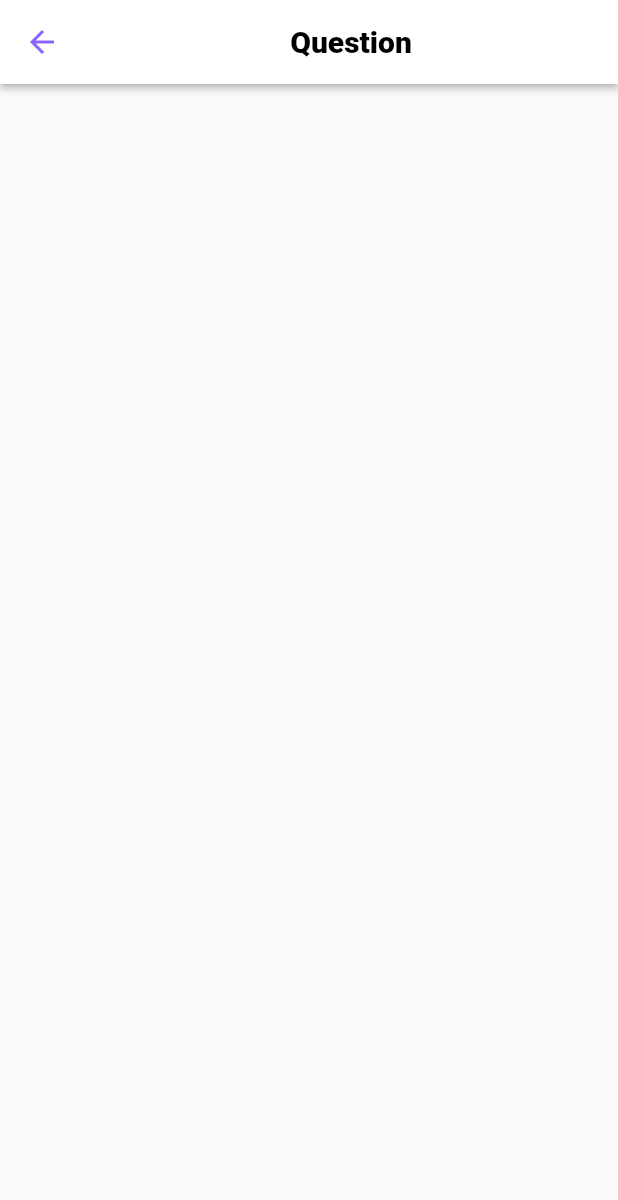
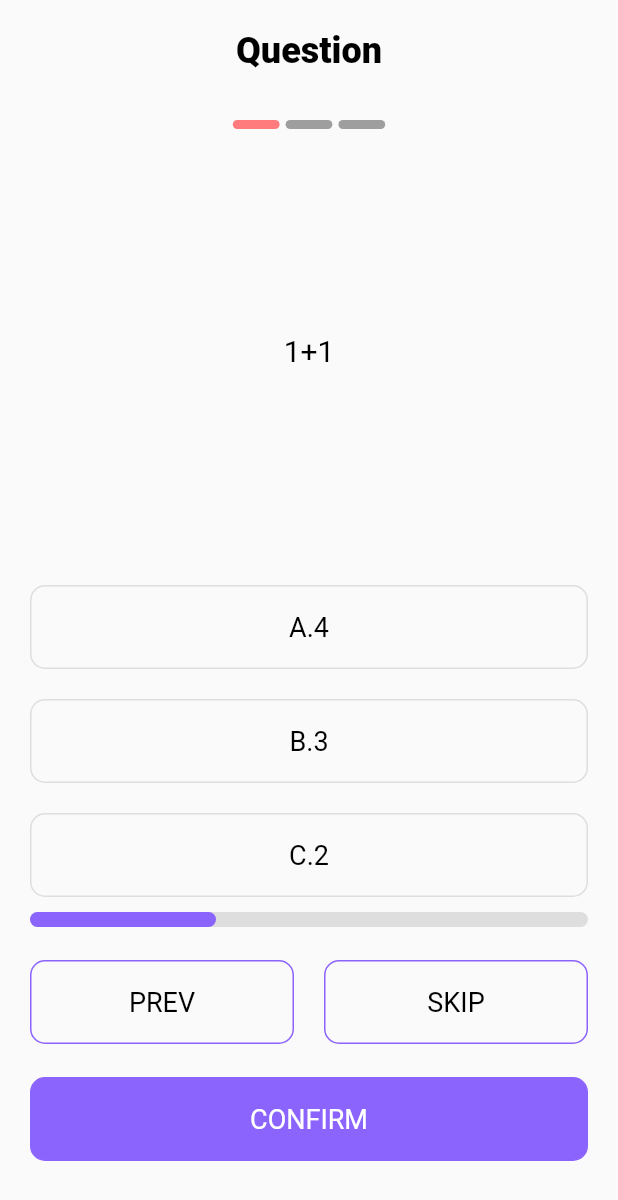
Before and after one commit to afandiyusuf/quiz-app-live, a Flutter app: the screen it shows after launch, after a tap on "START", on a phone screen of 412 x 824 dp. Shown: the top 1200 px of the screen. Run offline on Flutter 3.47's test engine with Material 2 defaults, Android fonts, the phone set to English and light mode, and no system bars; our stand-ins replace google_fonts.

Commit message:
latest commit add view model

```diff
--- a/lib/constants.dart
+++ b/lib/constants.dart
@@ -1,7 +1,10 @@
 import 'package:flutter/material.dart';
 
 class Themes {
-  static Color purple1 = Color(0xFFB096FD);
-  static Color purpleBg = Color(0xFF8B63FD);
-  static Color orange = Color(0xFFFFB155);
+  static Color purple1 = const Color(0xFFB096FD);
+  static Color purpleBg = const Color(0xFF8B63FD);
+  static Color orange = const Color(0xFFFFB155);
+  static Color red = const Color(0xFFFF7B7C);
+  static Color grey = const Color(0xFFDEDEDE);
+  static Color yellow = const Color(0xFFFFC607);
 }
--- /dev/null
+++ b/lib/end_screen/view/end_screen.dart
@@ -0,0 +1,89 @@
+import 'package:flutter/material.dart';
+import 'package:google_fonts/google_fonts.dart';
+import 'package:quiz_app/constants.dart';
+import 'package:quiz_app/question/view/widget/custom_button.dart';
+
+class EndScreen extends StatelessWidget {
+  static const String tag = "/end-screen";
+
+  const EndScreen({Key? key}) : super(key: key);
+
+  @override
+  Widget build(BuildContext context) {
+    return Scaffold(
+      body: Container(
+        width: MediaQuery.of(context).size.width,
+        height: MediaQuery.of(context).size.height,
+        decoration: const BoxDecoration(
+            gradient: LinearGradient(
+                begin: Alignment.bottomCenter,
+                end: Alignment.topCenter,
+                colors: [Color(0xFF25125A), Color(0xFF443866)])),
+        child: Column(
+          children: [
+            const Spacer(),
+            Stack(
+              children: [
+                Container(
+                  margin: const EdgeInsets.all(20),
+                  padding: const EdgeInsets.all(20),
+                  decoration: BoxDecoration(
+                      color: Colors.white,
+                      borderRadius: BorderRadius.circular(20)),
+                  alignment: Alignment.center,
+                  child: Column(
+                    mainAxisAlignment: MainAxisAlignment.center,
+                    children: [
+                      Image.asset("assets/coin.png"),
+                      const SizedBox(
+                        height: 5,
+                      ),
+                      Text(
+                        "10.000",
+                        style: GoogleFonts.poppins(
+                            fontSize: 47,
+                            fontWeight: FontWeight.w700,
+                            color: Themes.yellow),
+                      ),
+                      const SizedBox(
+                        height: 6,
+                      ),
+                      Text(
+                        "Selesai, kamu menjawab dengan benar 20 dari 20 pertanyaan.",
+                        textAlign: TextAlign.center,
+                        style: GoogleFonts.poppins(
+                            color: Themes.purpleBg, fontSize: 16),
+                      ),
+                      const SizedBox(
+                        height: 20,
+                      ),
+                      CustomButton(
+                        label: "Mainkan Ulang",
+                        borderColor: Themes.purpleBg,
+                        fillColor: Themes.purpleBg,
+                        textColor: Colors.white,
+                      ),
+                      const SizedBox(
+                        height: 20,
+                      ),
+                      CustomButton(
+                        label: "Kembali",
+                        borderColor: Themes.purpleBg,
+                      )
+                    ],
+                  ),
+                ),
+                const Positioned(
+                  right: 30,
+                  top: 30,
+                  child: Icon(Icons.cancel_outlined),
+                ),
+              ],
+            ),
+            const Spacer()
+          ],
+        ),
+      ),
+    );
+  }
+}
--- a/lib/main.dart
+++ b/lib/main.dart
@@ -1,6 +1,11 @@
 import 'package:flutter/material.dart';
-import 'package:quiz_app/main_menu/presentation/main_menu_screen.dart';
-import 'package:quiz_app/question/presetation/question_screen.dart';
+import 'package:google_fonts/google_fonts.dart';
+import 'package:provider/provider.dart';
+import 'package:quiz_app/end_screen/view/end_screen.dart';
+import 'package:quiz_app/main_menu/view/main_menu_screen.dart';
+import 'package:quiz_app/question/view_model/question_screen_view_model.dart';
+
+import 'question/view/question_screen.dart';
 
 void main() {
   runApp(const MyApp());
@@ -9,29 +14,26 @@ void main() {
 class MyApp extends StatelessWidget {
   const MyApp({super.key});
 
-  // This widget is the root of your application.
   @override
   Widget build(BuildContext context) {
-    return MaterialApp(
+    return MultiProvider(
+      providers: [
+        ChangeNotifierProvider<QuestionScreenViewModel>(
+            create: (_) => QuestionScreenViewModel())
+      ],
+      child: MaterialApp(
         debugShowCheckedModeBanner: false,
         title: 'Flutter Demo',
         theme: ThemeData(
-        // This is the theme of your application.
-        //
-        // Try running your application with "flutter run". You'll see the
-        // application has a blue toolbar. Then, without quitting the app, try
-        // changing the primarySwatch below to Colors.green and then invoke
-        // "hot reload" (press "r" in the console where you ran "flutter run",
-        // or simply save your changes to "hot reload" in a Flutter IDE).
-        // Notice that the counter didn't reset back to zero; the application
-        // is not restarted.
           primarySwatch: Colors.blue,
         ),
         initialRoute: MainMenuScreen.tag,
         routes: {
-        MainMenuScreen.tag : (_) => MainMenuScreen(),
-        QuestionScreen.tag : (_) => QuestionScreen()
+          MainMenuScreen.tag: (_) => const MainMenuScreen(),
+          QuestionScreen.tag: (_) => const QuestionScreen(),
+          EndScreen.tag: (_) => const EndScreen()
         },
+      ),
     );
   }
 }
--- a/lib/main_menu/presentation/main_menu_screen.dart
+++ b/lib/main_menu/view/main_menu_screen.dart
@@ -1,8 +1,10 @@
 import 'package:flutter/material.dart';
+import 'package:google_fonts/google_fonts.dart';
 import 'package:quiz_app/constants.dart';
-import 'package:quiz_app/main_menu/presentation/widget/high_score_widget.dart';
-import 'package:quiz_app/main_menu/presentation/widget/profile_widget.dart';
-import 'package:quiz_app/question/presetation/question_screen.dart';
+import 'package:quiz_app/question/view/question_screen.dart';
+
+import 'widget/high_score_widget.dart';
+import 'widget/profile_widget.dart';
 
 class MainMenuScreen extends StatelessWidget {
   static const tag = "/main-menu";
@@ -18,47 +20,48 @@ class MainMenuScreen extends StatelessWidget {
           padding: const EdgeInsets.all(24.0),
           child: Column(
             children: [
-              ProfileWidget(),
-              SizedBox(
+              const ProfileWidget(),
+              const SizedBox(
                 height: 30,
               ),
-              HighScoreWidget(),
-              SizedBox(
+              const HighScoreWidget(),
+              const SizedBox(
                 height: 40,
               ),
               Expanded(child: Image.asset("assets/splash_bg.png")),
-              SizedBox(
+              const SizedBox(
                 height: 15,
               ),
               Text(
                 "Mulai Quiz dan raih Score tertinggi",
-                style: TextStyle(
+                style: GoogleFonts.lato(
                     color: Themes.purple1,
                     fontSize: 16,
                     fontWeight: FontWeight.w600),
               ),
-              SizedBox(
+              const SizedBox(
                 height: 35,
               ),
-              Container(
+              SizedBox(
                 width: double.infinity,
                 child: MaterialButton(
-                  child: Padding(
-                    padding: const EdgeInsets.symmetric(vertical: 10.0),
-                    child: Text(
-                      "START",
-                      style: TextStyle(color: Colors.white, fontSize: 26),
-                    ),
-                  ),
                   shape: RoundedRectangleBorder(
                       borderRadius: BorderRadius.circular(8)),
                   onPressed: () {
                     Navigator.pushNamed(context, QuestionScreen.tag);
                   },
                   color: Themes.orange,
+                  child: Padding(
+                    padding: const EdgeInsets.symmetric(vertical: 10.0),
+                    child: Text(
+                      "START",
+                      style:
+                          GoogleFonts.lato(color: Colors.white, fontSize: 26),
+                    ),
+                  ),
                 ),
               ),
-              SizedBox(
+              const SizedBox(
                 height: 30,
               )
             ],
--- a/lib/main_menu/presentation/widget/profile_widget.dart
+++ b/lib/main_menu/view/widget/profile_widget.dart
@@ -1,22 +1,24 @@
 import 'package:flutter/material.dart';
+import 'package:google_fonts/google_fonts.dart';
 import 'package:quiz_app/constants.dart';
+
 class ProfileWidget extends StatelessWidget {
   const ProfileWidget({Key? key}) : super(key: key);
 
   @override
   Widget build(BuildContext context) {
-    return  Row(
+    return Row(
       children: [
         Column(
           crossAxisAlignment: CrossAxisAlignment.start,
           children: [
             Text(
               "Welcome Back",
-              style: TextStyle(color: Colors.white, fontSize: 10),
+              style: GoogleFonts.lato(color: Colors.white, fontSize: 10),
             ),
             Text(
               "Yusuf Afandi",
-              style: TextStyle(
+              style: GoogleFonts.lato(
                   fontWeight: FontWeight.w600,
                   fontSize: 18,
                   color: Colors.white),
@@ -28,7 +30,7 @@ class ProfileWidget extends StatelessWidget {
           width: 50,
           height: 50,
           decoration: BoxDecoration(
-              border: Border.all(color: Themes.purple1,width: 2 ),
+              border: Border.all(color: Themes.purple1, width: 2),
               borderRadius: BorderRadius.circular(100),
               color: Colors.white),
         )
--- /dev/null
+++ b/lib/question/model/quiz.dart
@@ -0,0 +1,13 @@
+class Quiz {
+  final String question;
+  final List<Answer> answerChoices;
+
+  Quiz({required this.question, required this.answerChoices});
+}
+
+class Answer {
+  final String answer;
+  final bool isTrue;
+
+  Answer({required this.answer, required this.isTrue});
+}
--- a/lib/question/presetation/question_screen.dart
+++ /dev/null
@@ -1,36 +0,0 @@
-import 'package:flutter/material.dart';
-import 'package:quiz_app/constants.dart';
-import 'package:quiz_app/question/presetation/widget/quiz_stepper.dart';
-
-class QuestionScreen extends StatelessWidget {
-  static String tag = "/question";
-
-  const QuestionScreen({Key? key}) : super(key: key);
-
-  @override
-  Widget build(BuildContext context) {
-    return Scaffold(
-      appBar: AppBar(
-        backgroundColor: Colors.white,
-        elevation: 2,
-        leading: Icon(
-          Icons.arrow_back,
-          color: Themes.purpleBg,
-        ),
-        title: Center(
-          child: Text(
-            "Question",
-            textAlign: TextAlign.center,
-            style: TextStyle(
-                color: Colors.black, fontWeight: FontWeight.w800, fontSize: 20),
-          ),
-        ),
-      ),
-      body: SafeArea(
-        child: Column(
-          children: [QuizStepper()],
-        ),
-      ),
-    );
-  }
-}
--- a/lib/question/presetation/widget/quiz_stepper.dart
+++ /dev/null
@@ -1,10 +0,0 @@
-import 'package:flutter/material.dart';
-
-class QuizStepper extends StatelessWidget {
-  const QuizStepper({Key? key}) : super(key: key);
-
-  @override
-  Widget build(BuildContext context) {
-    return Container();
-  }
-}
--- /dev/null
+++ b/lib/question/view/question_screen.dart
@@ -0,0 +1,124 @@
+import 'package:flutter/material.dart';
+import 'package:provider/provider.dart';
+import 'package:quiz_app/constants.dart';
+import 'package:quiz_app/end_screen/view/end_screen.dart';
+import 'package:quiz_app/question/model/quiz.dart';
+import 'package:quiz_app/question/view/widget/choice_button.dart';
+import 'package:quiz_app/question/view/widget/custom_button.dart';
+import 'package:quiz_app/question/view/widget/quiz_stepper.dart';
+import 'package:quiz_app/question/view/widget/timer_widget.dart';
+import 'package:quiz_app/question/view_model/question_screen_view_model.dart';
+
+class QuestionScreen extends StatelessWidget {
+  static String tag = "/question";
+
+  const QuestionScreen({Key? key}) : super(key: key);
+
+  @override
+  Widget build(BuildContext context) {
+    QuestionScreenViewModel model = context.watch<QuestionScreenViewModel>();
+    return Scaffold(
+      body: SafeArea(
+        child: Column(
+          children: [
+            const SizedBox(
+              height: 20,
+            ),
+            const Center(
+              child: Text(
+                "Question",
+                textAlign: TextAlign.center,
+                style: TextStyle(
+                    color: Colors.black,
+                    fontWeight: FontWeight.w800,
+                    fontSize: 24),
+              ),
+            ),
+            const SizedBox(
+              height: 20,
+            ),
+            QuizStepper(
+              totalQuiz: 10,
+              currentQuizIndex:
+                  context.watch<QuestionScreenViewModel>().currentQuiz,
+            ),
+            const SizedBox(
+              height: 50,
+            ),
+            Expanded(
+                child: Center(
+              child: Text(
+                model.allQuiz[model.currentQuiz].question,
+                style: const TextStyle(color: Colors.black, fontSize: 20),
+              ),
+            )),
+            const SizedBox(
+              height: 50,
+            ),
+            ListView.builder(
+                shrinkWrap: true,
+                itemCount:
+                    model.allQuiz[model.currentQuiz].answerChoices.length,
+                itemBuilder: (context, index) {
+                  Answer answer =
+                      model.allQuiz[model.currentQuiz].answerChoices[index];
+                  return Padding(
+                    padding: const EdgeInsets.symmetric(vertical: 10.0),
+                    child: ChoiceButton(
+                      index: index,
+                      label: answer.answer,
+                      isTrue: answer.isTrue,
+                    ),
+                  );
+                }),
+            const TimerWidget(timer: Duration(seconds: 3)),
+            const SizedBox(
+              height: 20,
+            ),
+            SizedBox(
+              height: 60,
+              width: MediaQuery.of(context).size.width,
+              child: Row(
+                children: [
+                  Expanded(
+                      child: Padding(
+                    padding: const EdgeInsets.only(left: 20.0),
+                    child: CustomButton(
+                        label: "PREV", borderColor: Themes.purpleBg),
+                  )),
+                  const SizedBox(
+                    width: 20,
+                  ),
+                  Expanded(
+                      child: Padding(
+                    padding: const EdgeInsets.only(right: 20.0),
+                    child: CustomButton(
+                        label: "SKIP", borderColor: Themes.purpleBg),
+                  ))
+                ],
+              ),
+            ),
+            const SizedBox(
+              height: 20,
+            ),
+            Padding(
+              padding: const EdgeInsets.symmetric(horizontal: 20),
+              child: CustomButton(
+                onPressed: () {
+                  Navigator.pushNamed(context, EndScreen.tag);
+                },
+                label: "CONFIRM",
+                borderColor: Themes.purpleBg,
+                fillColor: Themes.purpleBg,
+                textColor: Colors.white,
+              ),
+            ),
+            const SizedBox(
+              height: 50,
+            )
+          ],
+        ),
+      ),
+    );
+  }
+}
--- /dev/null
+++ b/lib/question/view/widget/choice_button.dart
@@ -0,0 +1,50 @@
+import 'package:flutter/material.dart';
+import 'package:quiz_app/constants.dart';
+
+class ChoiceButton extends StatelessWidget {
+  final String label;
+  final bool isTrue;
+  final int index;
+
+  const ChoiceButton(
+      {Key? key,
+      required this.label,
+      required this.isTrue,
+      required this.index})
+      : super(key: key);
+
+  String _convertIndexToString(int index) {
+    switch (index) {
+      case 0:
+        return "A";
+      case 1:
+        return "B";
+      default:
+        return "C";
+    }
+  }
+
+  @override
+  Widget build(BuildContext context) {
+    return Padding(
+      padding: const EdgeInsets.symmetric(horizontal: 20.0),
+      child: InkWell(
+        onTap: () {
+          print("apakah jawaban benar? $isTrue");
+        },
+        child: Container(
+          height: 56,
+          decoration: BoxDecoration(
+              borderRadius: BorderRadius.circular(10),
+              border: Border.all(color: Themes.grey)),
+          width: double.infinity,
+          child: Center(
+              child: Text(
+            "${_convertIndexToString(index)}.$label",
+            style: TextStyle(color: Colors.black, fontSize: 18),
+          )),
+        ),
+      ),
+    );
+  }
+}
--- /dev/null
+++ b/lib/question/view/widget/custom_button.dart
@@ -0,0 +1,45 @@
+import 'package:flutter/material.dart';
+import 'package:quiz_app/constants.dart';
+
+class CustomButton extends StatelessWidget {
+  final String label;
+  final Color? fillColor;
+  final Color? textColor;
+  final Color borderColor;
+  final Function? onPressed;
+
+  const CustomButton(
+      {Key? key,
+      this.onPressed,
+      required this.label,
+      this.fillColor,
+      this.textColor,
+      required this.borderColor})
+      : super(key: key);
+
+  @override
+  Widget build(BuildContext context) {
+    return InkWell(
+      onTap: () {
+        if (onPressed != null) {
+          onPressed!();
+        }
+      },
+      child: Container(
+        height: 56,
+        decoration: BoxDecoration(
+            color: fillColor,
+            borderRadius: BorderRadius.circular(10),
+            border: Border.all(color: borderColor)),
+        width: double.infinity,
+        child: Center(
+            child: Text(
+          label,
+          style: TextStyle(
+              color: (textColor == null) ? Colors.black : textColor,
+              fontSize: 18),
+        )),
+      ),
+    );
+  }
+}
--- /dev/null
+++ b/lib/question/view/widget/quiz_stepper.dart
@@ -0,0 +1,41 @@
+import 'package:flutter/material.dart';
+import 'package:provider/provider.dart';
+import 'package:quiz_app/constants.dart';
+import 'package:quiz_app/question/view_model/question_screen_view_model.dart';
+
+class QuizStepper extends StatelessWidget {
+  final int totalQuiz;
+  final int currentQuizIndex;
+
+  const QuizStepper(
+      {Key? key, required this.totalQuiz, required this.currentQuizIndex})
+      : super(key: key);
+
+  @override
+  Widget build(BuildContext context) {
+    return Container(
+      alignment: Alignment.center,
+      margin: EdgeInsets.only(top: 10),
+      height: 10,
+      child: ListView.builder(
+          scrollDirection: Axis.horizontal,
+          shrinkWrap: true,
+          itemCount: context.read<QuestionScreenViewModel>().allQuiz.length,
+          itemBuilder: (context, index) {
+            return Container(
+              decoration: BoxDecoration(
+                color: (index < currentQuizIndex)
+                    ? Themes.orange
+                    : index == currentQuizIndex
+                        ? Themes.red
+                        : Colors.grey,
+                borderRadius: BorderRadius.circular(100),
+              ),
+              margin: EdgeInsets.all(2),
+              width: MediaQuery.of(context).size.width / totalQuiz - 10,
+              height: 3,
+            );
+          }),
+    );
+  }
+}
--- /dev/null
+++ b/lib/question/view/widget/timer_widget.dart
@@ -0,0 +1,53 @@
+import 'package:flutter/material.dart';
+import 'package:quiz_app/constants.dart';
+
+class TimerWidget extends StatefulWidget {
+  final Duration timer;
+
+  const TimerWidget({Key? key, required this.timer}) : super(key: key);
+
+  @override
+  State<TimerWidget> createState() => _TimerWidgetState();
+}
+
+class _TimerWidgetState extends State<TimerWidget> {
+  double _width = 0;
+  @override
+  void initState() {
+    Future.delayed(Duration.zero,(){
+      setState(() {
+        _width = MediaQuery.of(context).size.width-40;
+      });
+    });
+    super.initState();
+  }
+  @override
+  Widget build(BuildContext context) {
+    return Stack(
+      children: [
+        Container(
+          padding: EdgeInsets.symmetric(horizontal: 20),
+          width: MediaQuery.of(context).size.width - 40,
+          height: 10,
+          decoration: BoxDecoration(
+            color: Themes.grey,
+            borderRadius: BorderRadius.circular(100),
+          ),
+        ),
+        Positioned(
+          left: 0,
+          child: AnimatedContainer(
+            duration: widget.timer,
+            padding: const EdgeInsets.symmetric(horizontal: 20),
+            width: _width,
+            height: 10,
+            decoration: BoxDecoration(
+              color: Themes.purpleBg,
+              borderRadius: BorderRadius.circular(100),
+            ),
+          ),
+        ),
+      ],
+    );
+  }
+}
--- /dev/null
+++ b/lib/question/view_model/question_screen_view_model.dart
@@ -0,0 +1,43 @@
+import 'package:flutter/cupertino.dart';
+
+import '../model/quiz.dart';
+
+class QuestionScreenViewModel extends ChangeNotifier {
+  List<Quiz> allQuiz = [
+    Quiz(question: "1+1", answerChoices: [
+      Answer(answer: "4", isTrue: false),
+      Answer(answer: "3", isTrue: false),
+      Answer(answer: "2", isTrue: true),
+    ]),
+    Quiz(question: "Ibukota Jawa Timur?", answerChoices: [
+      Answer(answer: "Surabaya", isTrue: true),
+      Answer(answer: "Semarang", isTrue: false),
+      Answer(answer: "Solo", isTrue: false),
+    ]),
+    Quiz(question: "10 + 10?", answerChoices: [
+      Answer(answer: "21", isTrue: false),
+      Answer(answer: "20", isTrue: true),
+      Answer(answer: "23", isTrue: false),
+    ]),
+  ];
+
+  int _currentQuiz = 0;
+
+  int get currentQuiz => _currentQuiz;
+
+  set currentQuiz(int val) {
+    _currentQuiz = val;
+    notifyListeners();
+  }
+
+  //0 = belum dijawab
+  //1 = sudah dijawab
+  List<int> _quizStatus = [0, 0, 0];
+
+  List<int> get quizStatus => _quizStatus;
+
+  set quizStatus(List<int> val) {
+    _quizStatus = val;
+    notifyListeners();
+  }
+}
--- a/pubspec.yaml
+++ b/pubspec.yaml
@@ -36,6 +36,8 @@ dependencies:
   # The following adds the Cupertino Icons font to your application.
   # Use with the CupertinoIcons class for iOS style icons.
   cupertino_icons: ^1.0.2
+  google_fonts: ^3.0.1
+  provider: ^6.0.4
 
 dev_dependencies:
   flutter_test:
```
Also changed, not shown: lib/main_menu/view/widget/high_score_widget.dart (renamed from lib/main_menu/presentation/widget/high_score_widget.dart), pubspec.lock. Lines whose indentation alone changed are shown as unchanged.
